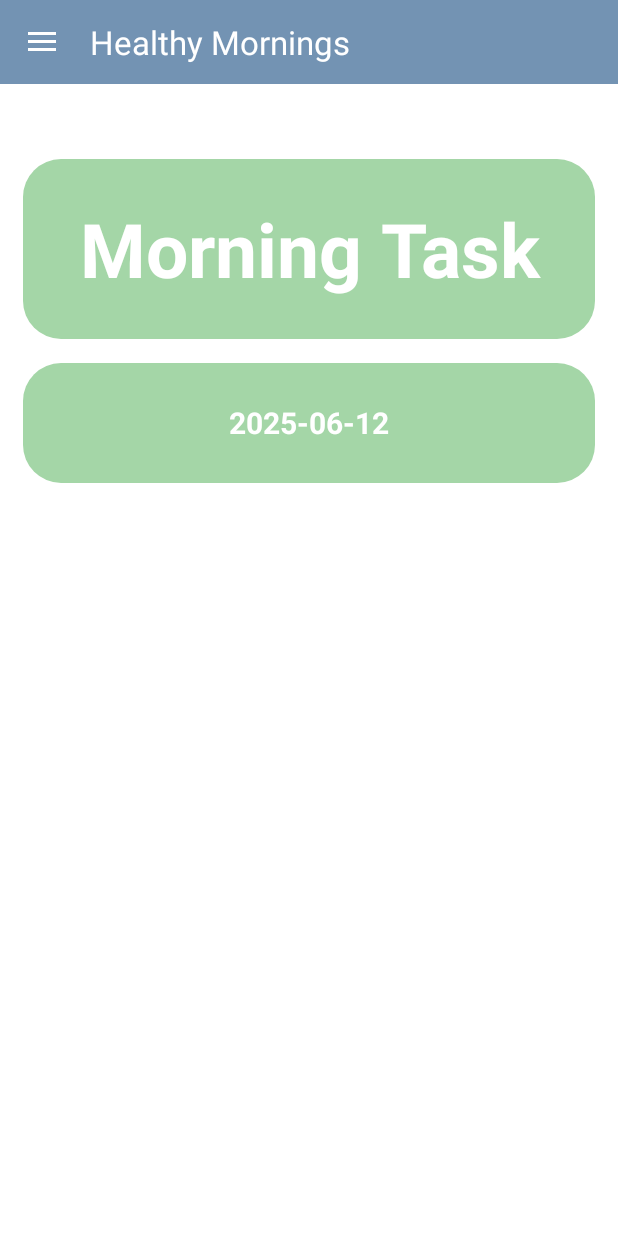
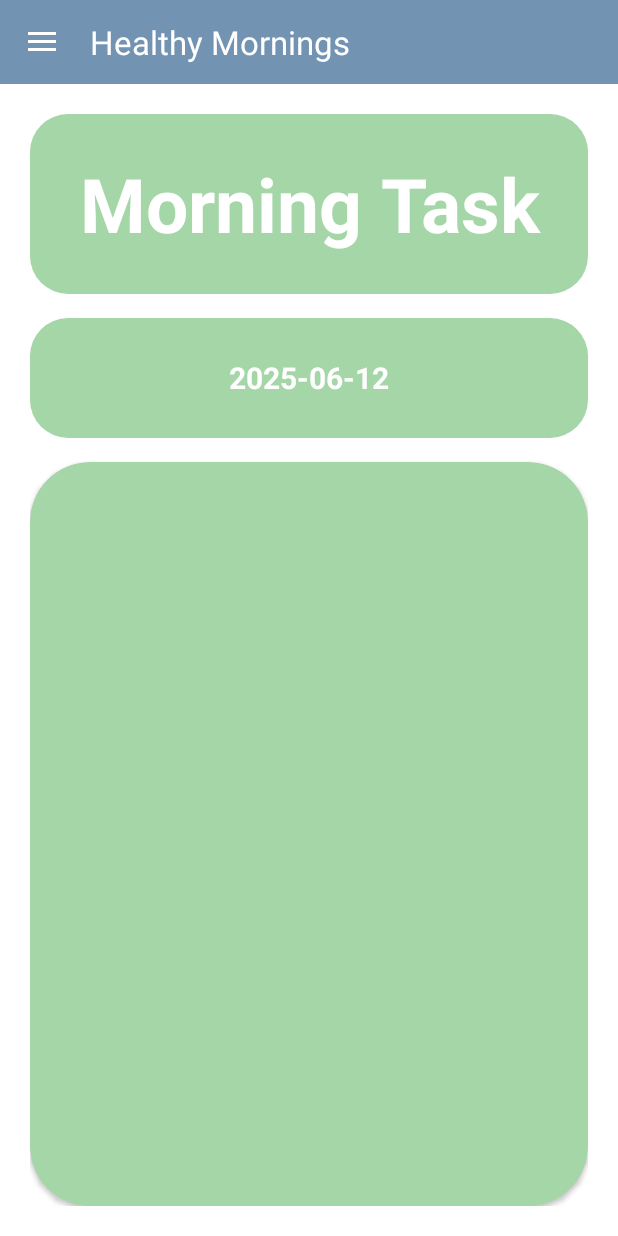
Before and after one commit to 38039/Healthy-Mornings-Android, an Android app: the TaskListFragment screen opened directly, with no data from a screen before it, on a phone screen of 412 x 824 dp. Run offline under Robolectric (Android 15) with nearby library versions, the phone set to English and light mode, and no system bars.

Commit message:
zmiana w task list activity

```diff
--- a/app/src/main/res/layout/activity_task_list.xml
+++ b/app/src/main/res/layout/activity_task_list.xml
@@ -6,53 +6,66 @@
     android:layout_height="match_parent"
     android:background="#FFFFFF">
 
+    <LinearLayout
+        android:layout_width="match_parent"
+        android:layout_height="match_parent"
+        android:orientation="vertical"
+        android:padding="20dp"
+        app:layout_constraintBottom_toBottomOf="parent"
+        app:layout_constraintEnd_toEndOf="parent"
+        app:layout_constraintStart_toStartOf="parent"
+        app:layout_constraintTop_toTopOf="parent">
+
         <TextView
             android:id="@+id/headerText"
-        android:layout_width="0dp"
+            android:layout_width="match_parent"
             android:layout_height="120dp"
-        android:layout_marginTop="50dp"
-        android:layout_marginStart="15dp"
-        android:layout_marginEnd="15dp"
+            android:layout_marginBottom="16dp"
+            android:background="@drawable/rounded"
+            android:backgroundTint="@color/object"
             android:gravity="center"
             android:text="Morning Task"
             android:textColor="@color/words"
             android:textSize="50sp"
-        android:textStyle="bold"
-        android:layout_marginBottom="16dp"
-        app:layout_constraintTop_toTopOf="parent"
-        app:layout_constraintStart_toStartOf="parent"
-        app:layout_constraintEnd_toEndOf="parent"
-        android:backgroundTint="@color/object"
-        android:background="@drawable/rounded"/>
+            android:textStyle="bold" />
 
         <TextView
             android:id="@+id/deadlineTaskText"
-        android:layout_width="0dp"
+            android:layout_width="match_parent"
             android:layout_height="80dp"
-        android:layout_marginTop="16dp"
-        android:layout_marginStart="15dp"
-        android:layout_marginEnd="15dp"
+            android:layout_marginBottom="16dp"
+            android:background="@drawable/rounded"
+            android:backgroundTint="@color/object"
             android:gravity="center"
             android:text="Time for Tasks\n4:00 - 9:00"
             android:textColor="@color/words"
             android:textSize="20sp"
-        android:textStyle="bold"
-        android:layout_marginBottom="16dp"
-        android:backgroundTint="@color/object"
-        app:layout_constraintTop_toBottomOf="@id/headerText"
-        app:layout_constraintStart_toStartOf="parent"
-        app:layout_constraintEnd_toEndOf="parent"
-        android:background="@drawable/rounded"/>
+            android:textStyle="bold" />
+
+        <androidx.cardview.widget.CardView
+            android:id="@+id/formCard"
+            android:layout_width="match_parent"
+            android:layout_height="match_parent"
+            app:cardBackgroundColor="@color/object"
+            app:cardCornerRadius="40dp">
+
+            <LinearLayout
+                android:layout_width="match_parent"
+                android:layout_height="match_parent"
+                android:gravity="center"
+                android:orientation="vertical"
+                android:padding="50dp">
 
                 <ListView
                     android:id="@+id/TasksList"
-        android:layout_width="308dp"
-        android:layout_height="317dp"
-        app:layout_constraintBottom_toBottomOf="parent"
-        app:layout_constraintEnd_toEndOf="parent"
-        app:layout_constraintHorizontal_bias="0.495"
-        app:layout_constraintStart_toStartOf="parent"
-        app:layout_constraintTop_toTopOf="parent"
-        app:layout_constraintVertical_bias="0.934" />
+                    android:layout_width="match_parent"
+                    android:layout_height="wrap_content"
+                    android:background="#E8E8E8"
+                    android:backgroundTint="@color/background"
+                    android:foregroundGravity="center"
+                    android:textAlignment="gravity" />
+            </LinearLayout>
+        </androidx.cardview.widget.CardView>
+    </LinearLayout>
 
 </androidx.constraintlayout.widget.ConstraintLayout>
```
Lines whose indentation alone changed are shown as unchanged.
